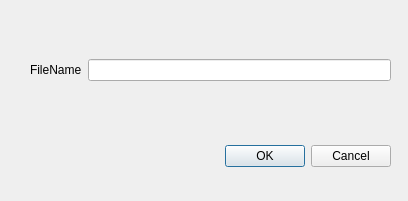
Before: the Qt Designer form src/client/newFileDialog.ui in franco-ruggeri/write-together, drawn with Qt 5.
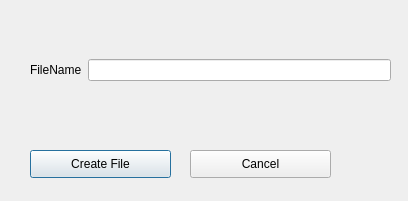
After: the same form once the commit is applied.

Commit message: add create_file function

```diff
--- a/src/client/newFileDialog.ui
+++ b/src/client/newFileDialog.ui
@@ -13,22 +13,6 @@
   <property name="windowTitle">
    <string>Dialog</string>
   </property>
-  <widget class="QDialogButtonBox" name="newfile_create_pushButton">
-   <property name="geometry">
-    <rect>
-     <x>10</x>
-     <y>140</y>
-     <width>381</width>
-     <height>32</height>
-    </rect>
-   </property>
-   <property name="orientation">
-    <enum>Qt::Horizontal</enum>
-   </property>
-   <property name="standardButtons">
-    <set>QDialogButtonBox::Cancel|QDialogButtonBox::Ok</set>
-   </property>
-  </widget>
   <widget class="QWidget" name="horizontalLayoutWidget">
    <property name="geometry">
     <rect>
@@ -51,6 +35,32 @@
     </item>
    </layout>
   </widget>
+  <widget class="QPushButton" name="newfile_create_pushButton">
+   <property name="geometry">
+    <rect>
+     <x>30</x>
+     <y>150</y>
+     <width>141</width>
+     <height>28</height>
+    </rect>
+   </property>
+   <property name="text">
+    <string>Create File</string>
+   </property>
+  </widget>
+  <widget class="QPushButton" name="newfile_cancel_pushButton">
+   <property name="geometry">
+    <rect>
+     <x>190</x>
+     <y>150</y>
+     <width>141</width>
+     <height>28</height>
+    </rect>
+   </property>
+   <property name="text">
+    <string>Cancel</string>
+   </property>
+  </widget>
  </widget>
  <resources/>
  <connections>
```
Left out of the diff: 35 changed lines with no effect on the pictures. The commit also changes 12 other files.
